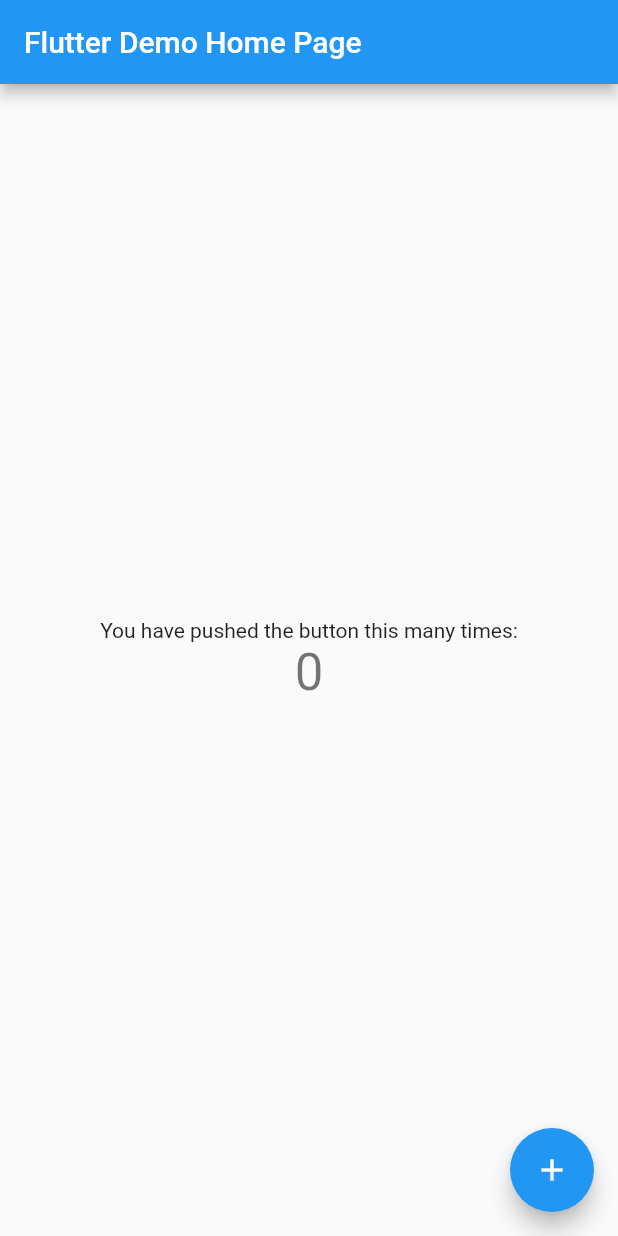
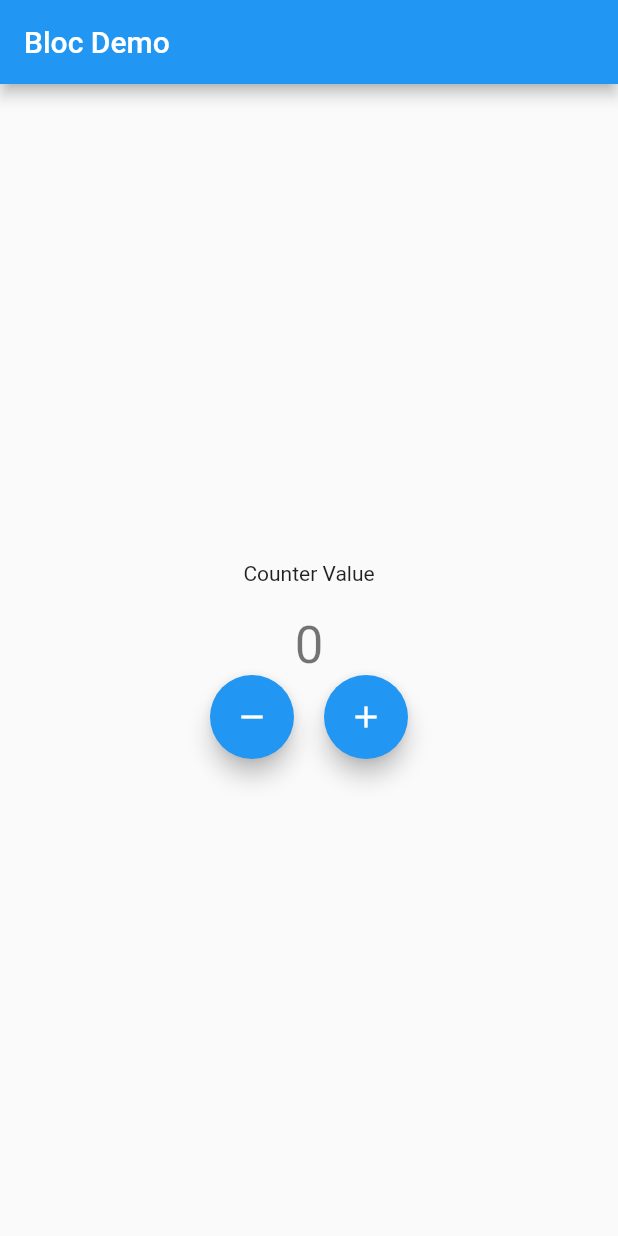
Before and after one commit to N1ght-Fury/flutter-bloc, a Flutter app: the screen it shows after launch, on a phone screen of 412 x 824 dp. Run offline on Flutter 3.47's test engine with Material 2 defaults, Android fonts, the phone set to English and light mode, and no system bars; our stand-ins replace bloc, flutter_bloc.

Commit message:
Implemented bloc

```diff
--- a/lib/main.dart
+++ b/lib/main.dart
@@ -1,4 +1,6 @@
 import 'package:flutter/material.dart';
+import 'package:flutter_bloc/flutter_bloc.dart';
+import 'package:learn_bloc/cubit/counter_cubit.dart';
 
 void main() {
   runApp(const MyApp());
@@ -6,41 +8,23 @@ void main() {
 
 class MyApp extends StatelessWidget {
   const MyApp({Key? key}) : super(key: key);
-
-  // This widget is the root of your application.
   @override
   Widget build(BuildContext context) {
-    return MaterialApp(
-      title: 'Flutter Demo',
-      theme: ThemeData(
-        // This is the theme of your application.
-        //
-        // Try running your application with "flutter run". You'll see the
-        // application has a blue toolbar. Then, without quitting the app, try
-        // changing the primarySwatch below to Colors.green and then invoke
-        // "hot reload" (press "r" in the console where you ran "flutter run",
-        // or simply save your changes to "hot reload" in a Flutter IDE).
-        // Notice that the counter didn't reset back to zero; the application
-        // is not restarted.
-        primarySwatch: Colors.blue,
+    return BlocProvider<CounterCubit>(
+      create: (context) => CounterCubit(),
+      child: MaterialApp(
+        title: 'Bloc Demo',
+        theme: ThemeData(
+          primarySwatch: Colors.blue,
+        ),
+        home: const MyHomePage(title: 'Bloc Demo'),
       ),
-      home: const MyHomePage(title: 'Flutter Demo Home Page'),
     );
   }
 }
 
 class MyHomePage extends StatefulWidget {
   const MyHomePage({Key? key, required this.title}) : super(key: key);
-
-  // This widget is the home page of your application. It is stateful, meaning
-  // that it has a State object (defined below) that contains fields that affect
-  // how it looks.
-
-  // This class is the configuration for the state. It holds the values (in this
-  // case the title) provided by the parent (in this case the App widget) and
-  // used by the build method of the State. Fields in a Widget subclass are
-  // always marked "final".
-
   final String title;
 
   @override
@@ -48,68 +32,70 @@ class MyHomePage extends StatefulWidget {
 }
 
 class _MyHomePageState extends State<MyHomePage> {
-  int _counter = 0;
-
-  void _incrementCounter() {
-    setState(() {
-      // This call to setState tells the Flutter framework that something has
-      // changed in this State, which causes it to rerun the build method below
-      // so that the display can reflect the updated values. If we changed
-      // _counter without calling setState(), then the build method would not be
-      // called again, and so nothing would appear to happen.
-      _counter++;
-    });
-  }
-
   @override
   Widget build(BuildContext context) {
-    // This method is rerun every time setState is called, for instance as done
-    // by the _incrementCounter method above.
-    //
-    // The Flutter framework has been optimized to make rerunning build methods
-    // fast, so that you can just rebuild anything that needs updating rather
-    // than having to individually change instances of widgets.
     return Scaffold(
       appBar: AppBar(
-        // Here we take the value from the MyHomePage object that was created by
-        // the App.build method, and use it to set our appbar title.
         title: Text(widget.title),
       ),
       body: Center(
-        // Center is a layout widget. It takes a single child and positions it
-        // in the middle of the parent.
         child: Column(
-          // Column is also a layout widget. It takes a list of children and
-          // arranges them vertically. By default, it sizes itself to fit its
-          // children horizontally, and tries to be as tall as its parent.
-          //
-          // Invoke "debug painting" (press "p" in the console, choose the
-          // "Toggle Debug Paint" action from the Flutter Inspector in Android
-          // Studio, or the "Toggle Debug Paint" command in Visual Studio Code)
-          // to see the wireframe for each widget.
-          //
-          // Column has various properties to control how it sizes itself and
-          // how it positions its children. Here we use mainAxisAlignment to
-          // center the children vertically; the main axis here is the vertical
-          // axis because Columns are vertical (the cross axis would be
-          // horizontal).
           mainAxisAlignment: MainAxisAlignment.center,
           children: <Widget>[
             const Text(
-              'You have pushed the button this many times:',
+              'Counter Value',
             ),
-            Text(
-              '$_counter',
-              style: Theme.of(context).textTheme.headline4,
+            const SizedBox(height: 20),
+            BlocConsumer<CounterCubit, CounterState>(
+              listener: (context, state) {
+                if (state.wasIncremented!) {
+                  ScaffoldMessenger.of(context).showSnackBar(
+                    const SnackBar(
+                      content: Text('Incremented'),
+                      duration: Duration(milliseconds: 500),
+                    ),
+                  );
+                } else {
+                  ScaffoldMessenger.of(context).showSnackBar(
+                    const SnackBar(
+                      content: Text('Decremented'),
+                      duration: Duration(milliseconds: 500),
+                    ),
+                  );
+                }
+              },
+              builder: (context, state) {
+                return Text(
+                  state.counterValue.toString(),
+                  style: Theme.of(context).textTheme.headline4,
+                );
+              },
+            ),
+            Row(
+              mainAxisAlignment: MainAxisAlignment.center,
+              children: [
+                FloatingActionButton(
+                  onPressed: () {
+                    /* context.bloc<CounterCubit>().decrement(); */
+                    /* BlocProvider.of<CounterCubit>(context).decrement(); */
+                    context.read<CounterCubit>().decrement();
+                  },
+                  child: const Icon(Icons.remove),
+                ),
+                const SizedBox(
+                  width: 20,
+                ),
+                FloatingActionButton(
+                  onPressed: () {
+                    context.read<CounterCubit>().increment();
+                  },
+                  child: const Icon(Icons.add),
+                ),
+              ],
             ),
           ],
         ),
       ),
-      floatingActionButton: FloatingActionButton(
-        onPressed: _incrementCounter,
-        tooltip: 'Increment',
-        child: const Icon(Icons.add),
-      ), // This trailing comma makes auto-formatting nicer for build methods.
     );
   }
 }
```
